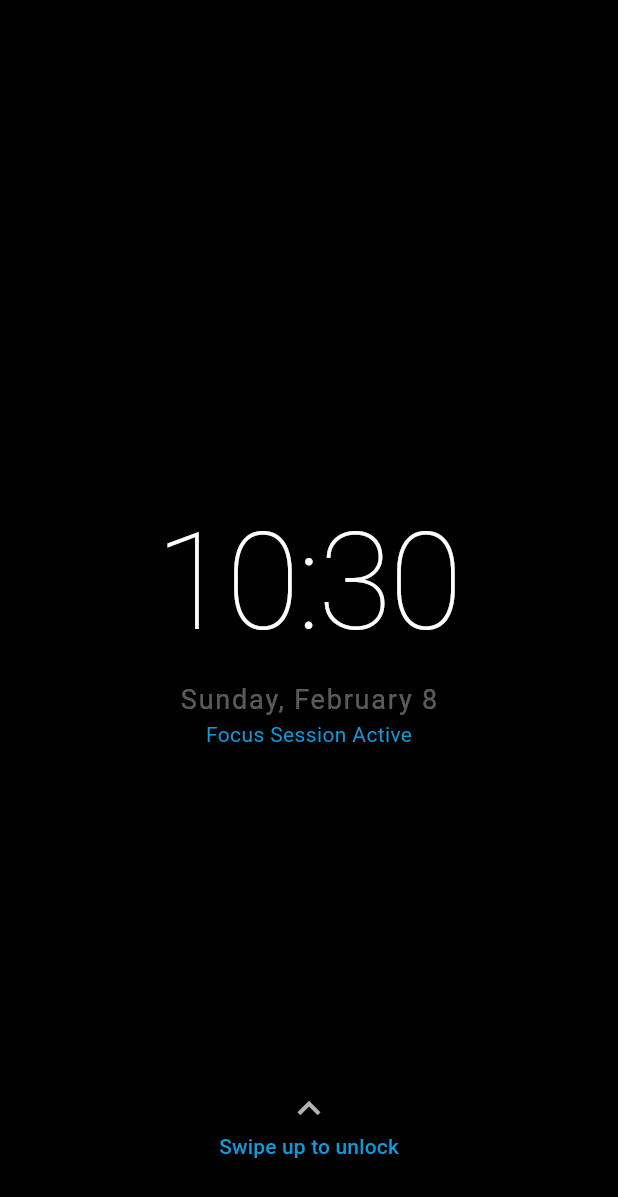
After one commit to AdeThorMiwa/scarab, a Flutter app: the SwipeToUnlock screen opened directly, on a phone screen of 412 x 824 dp. The commit adds this screen. Shown: the top 1197 px of the screen. Run offline on Flutter 3.47's test engine with Material 3 defaults, Android fonts, the phone set to English and light mode, and no system bars; our stand-ins replace firebase_ai, firebase_core, flutter_dotenv, flutter_local_notifications, flutter_markdown, flutter_riverpod and 7 more; missing offline and left inert: android_alarm_manager_plus, audio_session, external_app_launcher, flutter_accessibility_service, flutter_foreground_task, googleapis and 3 more; accounts and stored records are empty; generated files the repository leaves out were written again; statements that could not run were skipped.

Commit message:
Implement swipe-to-unlock feature and integrate system unlock method channel

```diff
--- /dev/null
+++ b/lib/app.dart
@@ -0,0 +1,65 @@
+import 'package:flutter/material.dart';
+import 'package:flutter_riverpod/flutter_riverpod.dart';
+import 'package:scarab/lock.dart';
+import 'package:scarab/theme.dart';
+import 'package:scarab/ui/debug.dart';
+import 'package:scarab/ui/home.dart';
+import 'package:is_lock_screen2/is_lock_screen2.dart';
+
+class ScarabApp extends ConsumerStatefulWidget {
+  const ScarabApp({super.key});
+
+  @override
+  ScarabAppState createState() => ScarabAppState();
+}
+
+class ScarabAppState extends ConsumerState<ScarabApp>
+    with WidgetsBindingObserver {
+  final bool _showDebugView = false;
+  bool _isLocked = false;
+
+  @override
+  void initState() {
+    super.initState();
+    WidgetsBinding.instance.addObserver(this);
+  }
+
+  @override
+  void didChangeAppLifecycleState(AppLifecycleState state) {
+    // When the user locks the phone, the app state usually moves to 'inactive' or 'paused'
+    // When they turn the screen on (even if locked), it moves back to 'resumed'
+    if (state == AppLifecycleState.resumed) {
+      _checkLockStatus();
+    }
+  }
+
+  Future<void> _checkLockStatus() async {
+    bool? locked = await isLockScreen();
+    setState(() {
+      _isLocked = locked ?? false;
+    });
+  }
+
+  @override
+  Widget build(BuildContext context) {
+    if (_showDebugView) {
+      return DebugScreen();
+    }
+
+    if (_isLocked) {
+      return MaterialApp(
+        title: 'Scarab',
+        theme: scarabTheme,
+        home: SwipeToUnlock(),
+        debugShowCheckedModeBanner: false,
+      );
+    }
+
+    return MaterialApp(
+      title: 'Scarab',
+      theme: scarabTheme,
+      home: LauncherHome(),
+      debugShowCheckedModeBanner: false,
+    );
+  }
+}
--- /dev/null
+++ b/lib/lock.dart
@@ -0,0 +1,96 @@
+import 'package:flutter/material.dart';
+import 'package:flutter/services.dart';
+import 'package:scarab/ui/clock.dart';
+
+class SwipeToUnlock extends StatefulWidget {
+  const SwipeToUnlock({super.key});
+
+  @override
+  State<SwipeToUnlock> createState() => _SwipeToUnlockState();
+}
+
+class _SwipeToUnlockState extends State<SwipeToUnlock>
+    with SingleTickerProviderStateMixin {
+  double _dragOffset = 0.0;
+  static const double _unlockThreshold = 200.0;
+  static const platform = MethodChannel('scarab/system');
+
+  void _handleDragUpdate(DragUpdateDetails details) {
+    setState(() {
+      // We only care about upward movement (negative delta)
+      _dragOffset -= details.delta.dy;
+      if (_dragOffset < 0) _dragOffset = 0; // Prevent dragging downwards
+    });
+  }
+
+  void _handleDragEnd(DragEndDetails details) async {
+    if (_dragOffset > _unlockThreshold) {
+      // Trigger the native unlock prompt
+      try {
+        await platform.invokeMethod('requestUnlock');
+      } catch (e) {
+        debugPrint("Unlock failed: $e");
+      }
+    }
+
+    // Reset the UI
+    setState(() => _dragOffset = 0.0);
+  }
+
+  @override
+  Widget build(BuildContext context) {
+    return Scaffold(
+      backgroundColor: Colors.black,
+      body: GestureDetector(
+        onVerticalDragUpdate: _handleDragUpdate,
+        onVerticalDragEnd: _handleDragEnd,
+        child: Stack(
+          children: [
+            Center(
+              child: Column(
+                mainAxisAlignment: MainAxisAlignment.center,
+                children: [
+                  LockScreenClock(),
+                  Text(
+                    "Focus Session Active",
+                    style: TextStyle(
+                      color: Theme.of(context).colorScheme.primary,
+                    ),
+                  ),
+                ],
+              ),
+            ),
+
+            Transform.translate(
+              offset: Offset(0, -_dragOffset),
+              child: Opacity(
+                opacity: (1 - (_dragOffset / 400)).clamp(0.0, 1.0),
+                child: Container(
+                  color: Colors.transparent, // Or a subtle gradient
+                  alignment: Alignment.bottomCenter,
+                  padding: const EdgeInsets.only(bottom: 50),
+                  child: Column(
+                    mainAxisSize: MainAxisSize.min,
+                    children: [
+                      const Icon(
+                        Icons.keyboard_arrow_up,
+                        color: Colors.white70,
+                        size: 30,
+                      ),
+                      Text(
+                        "Swipe up to unlock",
+                        style: Theme.of(context).textTheme.labelLarge?.copyWith(
+                          color: Theme.of(context).colorScheme.primary,
+                        ),
+                      ),
+                    ],
+                  ),
+                ),
+              ),
+            ),
+          ],
+        ),
+      ),
+    );
+  }
+}
--- a/lib/main.dart
+++ b/lib/main.dart
@@ -1,11 +1,9 @@
 import 'package:flutter/material.dart';
+import 'package:scarab/app.dart';
 import 'package:scarab/services/launcher.dart';
 import 'package:scarab/ui/overlay.dart';
-import 'package:scarab/ui/debug.dart';
-import 'package:scarab/ui/home.dart';
 import 'services/backend.dart';
 import 'package:flutter_riverpod/flutter_riverpod.dart';
-import 'theme.dart';
 import 'package:firebase_core/firebase_core.dart';
 import 'firebase_options.dart';
 import 'package:flutter_dotenv/flutter_dotenv.dart';
@@ -29,28 +27,6 @@ void main() async {
   await Firebase.initializeApp(options: DefaultFirebaseOptions.currentPlatform);
   await LauncherService.promptSetDefaultLauncher();
   await ScarabBackendService.initialize();
-
-  runApp(ProviderScope(child: MyApp()));
+  runApp(ProviderScope(child: ScarabApp()));
   await ScarabBackendService.run();
 }
-
-class MyApp extends StatelessWidget {
-  const MyApp({super.key});
-
-  final bool showDebugView = false;
-
-  // This widget is the root of your application.
-  @override
-  Widget build(BuildContext context) {
-    if (showDebugView) {
-      return DebugScreen();
-    }
-
-    return MaterialApp(
-      title: 'Scarab',
-      theme: scarabTheme,
-      home: LauncherHome(),
-      debugShowCheckedModeBanner: false,
-    );
-  }
-}
--- a/lib/services/backend.dart
+++ b/lib/services/backend.dart
@@ -38,7 +38,7 @@ class ScarabBackendService {
     await _prepareNextSession(events.first);
 
     AppEventBus.publish(UpcomingEventsSyncEvent(events));
-    if (events.lastOrNull != null) {
+    if (events.length == 2) {
       await _scheduleWake(events.last);
     } else {
       await WakerService.scheduleNextDayWake();
--- /dev/null
+++ b/lib/ui/clock.dart
@@ -0,0 +1,46 @@
+import 'package:flutter/material.dart';
+import 'package:intl/intl.dart';
+
+class LockScreenClock extends StatelessWidget {
+  const LockScreenClock({super.key});
+
+  Stream<DateTime> clockStream() {
+    return Stream.periodic(const Duration(seconds: 1), (_) => DateTime.now());
+  }
+
+  @override
+  Widget build(BuildContext context) {
+    return StreamBuilder<DateTime>(
+      stream: clockStream(),
+      builder: (context, snapshot) {
+        // Fallback to current time if stream hasn't started
+        final time = snapshot.data ?? DateTime.now();
+
+        return Column(
+          mainAxisAlignment: MainAxisAlignment.center,
+          children: [
+            // Big Clock
+            Text(
+              DateFormat('HH:mm').format(time), // Use 'jm' for 12h format
+              style: const TextStyle(
+                fontSize: 90,
+                fontWeight: FontWeight.w200,
+                color: Colors.white,
+                letterSpacing: -2,
+              ),
+            ),
+            // Date
+            Text(
+              DateFormat('EEEE, MMMM d').format(time),
+              style: TextStyle(
+                fontSize: 18,
+                color: Colors.white.withAlpha(90),
+                letterSpacing: 1.2,
+              ),
+            ),
+          ],
+        );
+      },
+    );
+  }
+}
--- a/lib/ui/home.dart
+++ b/lib/ui/home.dart
@@ -12,7 +12,8 @@ class LauncherHome extends ConsumerStatefulWidget {
   LauncherHomeState createState() => LauncherHomeState();
 }
 
-class LauncherHomeState extends ConsumerState<LauncherHome> {
+class LauncherHomeState extends ConsumerState<LauncherHome>
+    with WidgetsBindingObserver {
   late TextEditingController _inputController;
 
   @override
--- a/pubspec.yaml
+++ b/pubspec.yaml
@@ -57,6 +57,8 @@ dependencies:
   installed_apps: ^2.1.1
   permission_handler: ^12.0.1
   playx_home_launcher: ^0.1.0
+  is_lock_screen2: ^2.0.4
+  intl: ^0.20.2
 
 dev_dependencies:
   flutter_test:
```
Also changed, not shown: pubspec.lock, 1 other file.
